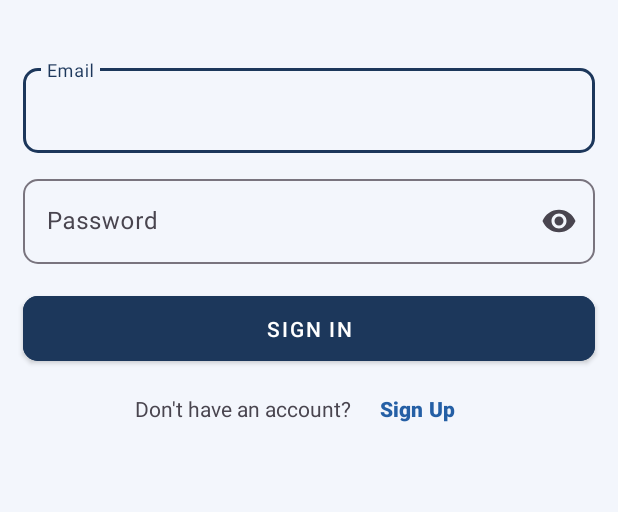
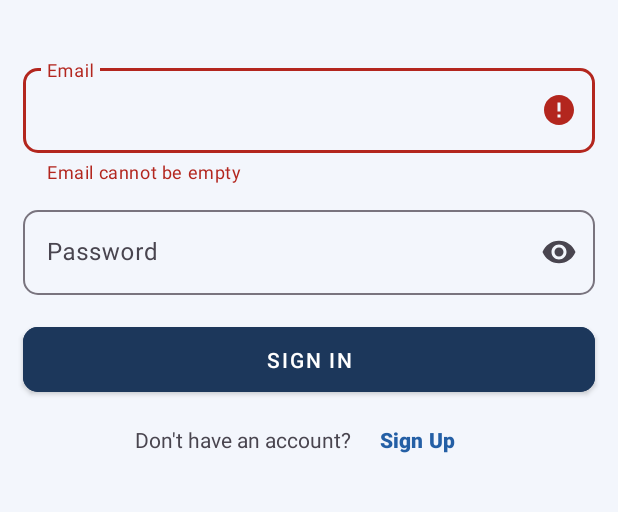
Before and after one commit to QuanHT2412/LabBooking, an Android app: the screen it shows after launch (SignInActivity), after a tap on "SIGN IN", on a phone screen of 412 x 824 dp, the part 295-807 px from its top. Run offline under Robolectric (Android 15) with nearby library versions, the phone set to English and light mode, and no system bars; our stand-ins replace Firebase (no records; nobody signed in at launch, a user with empty details on screens opened directly); 2 statements that could not run were skipped.

Commit message:
Refactor validators and improve sign-in UX
Renamed PasswordValidateUtils to ValidatorsUtils and added email validation. Updated RegisterActivity and SignInActivity to use the new ValidatorsUtils for input validation. Enhanced SignInActivity with input error handling, progress indicator, and improved user feedback. Updated activity_sign_in.xml to include a progress indicator.

```diff
--- a/app/src/main/java/io/diendanx/labbooking/Helpers/PasswordValidateUtils.java
+++ b/app/src/main/java/io/diendanx/labbooking/Helpers/ValidatorsUtils.java
@@ -1,10 +1,14 @@
 package io.diendanx.labbooking.Helpers;
 
-public class PasswordValidateUtils {
+public class ValidatorsUtils {
     public static boolean isValidPassword(String password) {
         return password.length() >= 6 && password.length() <= 20
                 && password.matches(".*[a-z].*")
                 && password.matches(".*[A-Z].*")
                 && password.matches(".*[0-9].*");
     }
+
+    public static boolean isValidEmail(String email) {
+        return email != null && android.util.Patterns.EMAIL_ADDRESS.matcher(email).matches();
+    }
 }
--- a/app/src/main/java/io/diendanx/labbooking/activities/SignIn/SignInActivity.java
+++ b/app/src/main/java/io/diendanx/labbooking/activities/SignIn/SignInActivity.java
@@ -2,7 +2,9 @@ package io.diendanx.labbooking.activities.SignIn;
 
 import android.content.Intent;
 import android.os.Bundle;
+import android.view.View;
 import android.widget.Button;
+import android.widget.Toast;
 
 import androidx.activity.EdgeToEdge;
 import androidx.appcompat.app.AppCompatActivity;
@@ -10,9 +12,12 @@ import androidx.core.graphics.Insets;
 import androidx.core.view.ViewCompat;
 import androidx.core.view.WindowInsetsCompat;
 
+import com.google.android.material.progressindicator.CircularProgressIndicator;
 import com.google.android.material.textfield.TextInputEditText;
+import com.google.android.material.textfield.TextInputLayout;
 import com.google.firebase.auth.FirebaseAuth;
 
+import io.diendanx.labbooking.Helpers.ValidatorsUtils;
 import io.diendanx.labbooking.R;
 import io.diendanx.labbooking.activities.Home.HomeActivity;
 import io.diendanx.labbooking.activities.Register.RegisterActivity;
@@ -22,6 +27,8 @@ public class SignInActivity extends AppCompatActivity {
     private Button signInButton, registerButton;
     private TextInputEditText emailEditText, passwordEditText;
     private FirebaseAuth mAuth;
+    private TextInputLayout emailInputLayout, passwordInputLayout;
+    private CircularProgressIndicator progressIndicator;
 
     @Override
     protected void onCreate(Bundle savedInstanceState) {
@@ -42,33 +49,104 @@ public class SignInActivity extends AppCompatActivity {
         registerButton = findViewById(R.id.btn_signup);
         emailEditText = findViewById(R.id.et_email);
         passwordEditText = findViewById(R.id.et_password);
+        emailInputLayout = findViewById(R.id.et_email_wrapper);
+        passwordInputLayout = findViewById(R.id.et_confirm_password_wrapper);
+        progressIndicator = findViewById(R.id.progress_indicator_signin);
         mAuth = FirebaseAuth.getInstance();
     }
 
     private void setListeners() {
-        signInButton.setOnClickListener(v -> {
-            String email = emailEditText.getText().toString().trim();
-            String password = passwordEditText.getText().toString().trim();
 
-            if (email.isEmpty() || password.isEmpty()) {
-                // Show error message
-                return;
-            }
+        // Validate email and password inputs
+        emailEditText.setOnFocusChangeListener(this::emailValidate);
+        passwordEditText.setOnFocusChangeListener(this::passwordValidate);
 
-            // Handle sign-in logic here, e.g., using FirebaseAuth
-             mAuth.signInWithEmailAndPassword(email, password)
-                     .addOnCompleteListener(task -> {
-                         if (task.isSuccessful()) {
-                             startActivity(new Intent(SignInActivity.this, HomeActivity.class));
-                             finish();
-                         } else {
-                             // Show error message
-                         }
-                     });
-        });
+        signInButton.setOnClickListener(this::onSignInButtonClick);
 
         registerButton.setOnClickListener(v -> {
             startActivity(new Intent(SignInActivity.this, RegisterActivity.class));
         });
     }
+
+    private void onSignInButtonClick(View v) {
+
+        // Check if fields are validated before proceeding
+        if (emailInputLayout.getError() != null ||
+                passwordInputLayout.getError() != null) {
+            return;
+        }
+
+        setProgress(true);
+        String email = emailEditText.getText().toString().trim();
+        String password = passwordEditText.getText().toString().trim();
+
+        // Check if any field is empty and show error if so
+        if (email.isEmpty() || password.isEmpty()) {
+            setProgress(false);
+            if (email.isEmpty()) {
+                emailInputLayout.setError("Email cannot be empty");
+            }
+            if (password.isEmpty()) {
+                passwordInputLayout.setError("Password cannot be empty");
+            }
+            return;
+        }
+
+        mAuth.signInWithEmailAndPassword(email, password)
+                .addOnCompleteListener(task -> {
+                    if (task.isSuccessful()) {
+                        startActivity(new Intent(SignInActivity.this, HomeActivity.class));
+                    } else {
+                        setProgress(false);
+                        clearInputFields();
+
+                        Toast.makeText(SignInActivity.this, "Sign-in failed: ",
+                                Toast.LENGTH_SHORT).show();
+                    }
+                });
+    }
+
+    private void clearInputFields() {
+        emailEditText.setText("");
+        passwordEditText.setText("");
+        emailInputLayout.setError(null);
+        passwordInputLayout.setError(null);
+    }
+
+    private void setProgress(boolean isLoading) {
+        if (isLoading) {
+            progressIndicator.setVisibility(View.VISIBLE);
+            signInButton.setVisibility(View.INVISIBLE);
+        } else {
+            progressIndicator.setVisibility(View.GONE);
+            signInButton.setVisibility(View.VISIBLE);
+        }
+    }
+
+    private void emailValidate(View v, boolean hasFocus) {
+        if (!hasFocus) {
+            String email = emailEditText.getText().toString().trim();
+            if (email.isEmpty()) {
+                emailInputLayout.setError("Email cannot be empty");
+            } else if (!ValidatorsUtils.isValidEmail(email)) {
+                emailInputLayout.setError("Invalid email format");
+            } else {
+                emailInputLayout.setError(null);
+            }
+        }
+    }
+
+    private void passwordValidate(View v, boolean hasFocus) {
+        if (!hasFocus) {
+            String password = passwordEditText.getText().toString().trim();
+            if (password.isEmpty()) {
+                passwordInputLayout.setError("Password cannot be empty");
+            } else if (!ValidatorsUtils.isValidPassword(password)) {
+                String error = "Password must:\n• Be 6–20 characters long\n• Contain uppercase letter\n• Contain lowercase letter\n• Contain number";
+                passwordInputLayout.setError(error);
+            } else {
+                passwordInputLayout.setError(null);
+            }
+        }
+    }
 }
--- a/app/src/main/res/layout/activity_sign_in.xml
+++ b/app/src/main/res/layout/activity_sign_in.xml
@@ -84,6 +84,19 @@
             />
     </com.google.android.material.textfield.TextInputLayout>
 
+    <!--Progress Indicator-->
+    <com.google.android.material.progressindicator.CircularProgressIndicator
+        android:id="@+id/progress_indicator_signin"
+        android:layout_width="wrap_content"
+        android:layout_height="wrap_content"
+        app:indicatorColor="@color/main_900"
+        android:visibility="gone"
+        android:indeterminate="true"
+        app:layout_constraintStart_toStartOf="@id/btn_signin"
+        app:layout_constraintEnd_toEndOf="@id/btn_signin"
+        app:layout_constraintTop_toTopOf="@id/btn_signin"
+        app:layout_constraintBottom_toBottomOf="@id/btn_signin"/>
+
     <Button
         android:id="@+id/btn_signin"
         style="@style/Widget.MaterialComponents.Button"
```
Also changed, not shown: app/src/main/java/io/diendanx/labbooking/activities/Register/RegisterActivity.java (+6 -14 lines).
